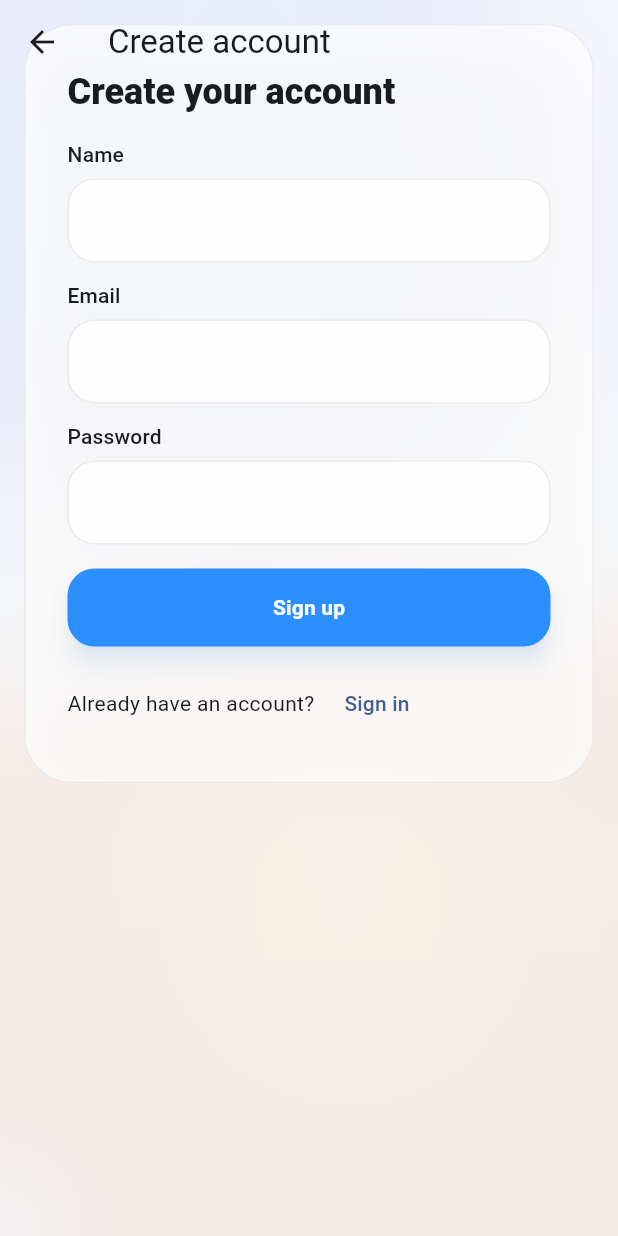
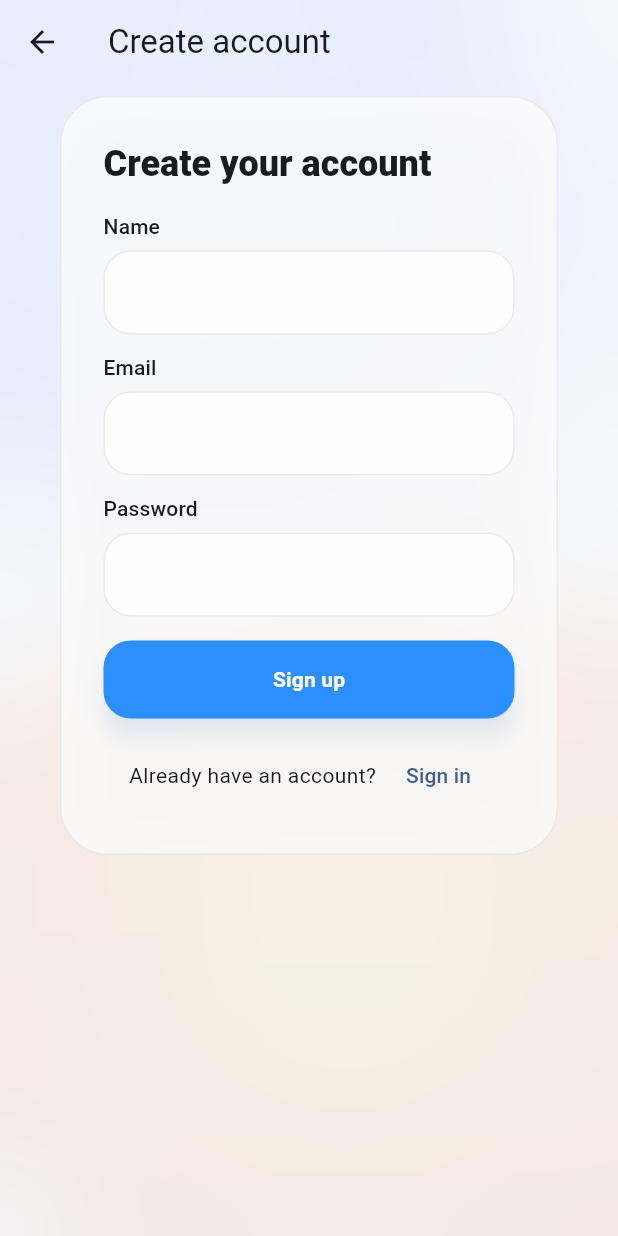
Before and after one commit to Erp4759/PrepPilot-AI, a Flutter app: the RegisterScreen screen opened by its route, after a tap on "Sign in", after a tap on "Create one", on a phone screen of 412 x 824 dp. Run offline on Flutter 3.47's test engine with Material 3 defaults, Android fonts, the phone set to English and light mode, and no system bars; our stand-ins replace flutter_dotenv, flutter_riverpod, supabase_flutter; missing offline and left inert: dart_openai; accounts and stored records are empty.

Commit message:
feat(Login, Register, Logout Buttons): Finalize feature for logout register and login functionality

```diff
--- a/lib/src/app/app.dart
+++ b/lib/src/app/app.dart
@@ -26,6 +26,7 @@ class PrepPilotApp extends StatelessWidget {
       routes: {
         LoginScreen.routeName: (_) => const LoginScreen(),
         RegisterScreen.routeName: (_) => const RegisterScreen(),
+        '/home': (_) => const MainShell(),
         '/skills': (_) => const SkillsMainScreen(),
         '/skills/listening': (_) => const ListeningMainScreen(),
         '/skills/listening/listeningmodule_1': (_) => const ListeningModule_1(),
--- a/lib/src/features/auth/presentation/login_screen.dart
+++ b/lib/src/features/auth/presentation/login_screen.dart
@@ -1,11 +1,58 @@
 import 'dart:ui';
+import 'package:flutter/material.dart';
+import '../../../library/auth_helper.dart';
+import 'widgets/glass_form.dart';
+import '../../../app/main_shell.dart';
 
-import 'package:flutter/material.dart';
-import 'widgets/glass_form.dart';
-
-class LoginScreen extends StatelessWidget {
+class LoginScreen extends StatefulWidget {
   const LoginScreen({super.key});
   static const routeName = '/login';
+
+  @override
+  State<LoginScreen> createState() => _LoginScreenState();
+}
+
+class _LoginScreenState extends State<LoginScreen> {
+  final _emailController = TextEditingController();
+  final _passwordController = TextEditingController();
+  bool _isLoading = false;
+
+  @override
+  void dispose() {
+    _emailController.dispose();
+    _passwordController.dispose();
+    super.dispose();
+  }
+
+  Future<void> _login() async {
+    final email = _emailController.text.trim();
+    final password = _passwordController.text;
+
+    if (email.isEmpty || password.isEmpty) {
+      ScaffoldMessenger.of(
+        context,
+      ).showSnackBar(const SnackBar(content: Text('Please fill all fields')));
+      return;
+    }
+
+    setState(() => _isLoading = true);
+
+    try {
+      await AuthHelper.login(email: email, password: password);
+
+      // Navigate to home/main shell
+      if (!mounted) return;
+      Navigator.of(
+        context,
+      ).pushReplacement(MaterialPageRoute(builder: (_) => const MainShell()));
+    } catch (e) {
+      ScaffoldMessenger.of(
+        context,
+      ).showSnackBar(SnackBar(content: Text('Login failed: $e')));
+    } finally {
+      if (mounted) setState(() => _isLoading = false);
+    }
+  }
 
   @override
   Widget build(BuildContext context) {
@@ -19,21 +66,10 @@ class LoginScreen extends StatelessWidget {
       body: Stack(
         fit: StackFit.expand,
         children: [
-          // subtle gradient bg
           const _AuthBackdrop(),
           SingleChildScrollView(
             child: GlassFormCard(
               title: 'Welcome back',
-              children: const [
-                GlassTextField(
-                  label: 'Email',
-                  keyboardType: TextInputType.emailAddress,
-                ),
-                SizedBox(height: 12),
-                GlassTextField(label: 'Password', obscure: true),
-                SizedBox(height: 16),
-                GlassPrimaryButton(label: 'Sign in', onPressed: _noop),
-              ],
               footer: Row(
                 children: [
                   const Text("Don't have an account?"),
@@ -45,6 +81,24 @@ class LoginScreen extends StatelessWidget {
                   ),
                 ],
               ),
+              children: [
+                GlassTextField(
+                  label: 'Email',
+                  keyboardType: TextInputType.emailAddress,
+                  controller: _emailController,
+                ),
+                const SizedBox(height: 12),
+                GlassTextField(
+                  label: 'Password',
+                  obscure: true,
+                  controller: _passwordController,
+                ),
+                const SizedBox(height: 16),
+                GlassPrimaryButton(
+                  label: _isLoading ? 'Signing in...' : 'Sign in',
+                  onPressed: _isLoading ? null : () async => await _login(),
+                ),
+              ],
             ),
           ),
         ],
@@ -52,8 +106,6 @@ class LoginScreen extends StatelessWidget {
     );
   }
 }
-
-void _noop() {}
 
 class _AuthBackdrop extends StatelessWidget {
   const _AuthBackdrop();
--- a/lib/src/features/auth/presentation/register_screen.dart
+++ b/lib/src/features/auth/presentation/register_screen.dart
@@ -1,11 +1,62 @@
 import 'dart:ui';
 
 import 'package:flutter/material.dart';
+import '../../../library/auth_helper.dart';
 import 'widgets/glass_form.dart';
 
-class RegisterScreen extends StatelessWidget {
+class RegisterScreen extends StatefulWidget {
   const RegisterScreen({super.key});
   static const routeName = '/register';
+
+  @override
+  State<RegisterScreen> createState() => _RegisterScreenState();
+}
+
+class _RegisterScreenState extends State<RegisterScreen> {
+  final _nameController = TextEditingController();
+  final _emailController = TextEditingController();
+  final _passwordController = TextEditingController();
+
+  bool _isLoading = false;
+
+  @override
+  void dispose() {
+    _nameController.dispose();
+    _emailController.dispose();
+    _passwordController.dispose();
+    super.dispose();
+  }
+
+  Future<void> _register() async {
+    final name = _nameController.text.trim();
+    final email = _emailController.text.trim();
+    final password = _passwordController.text;
+
+    if (name.isEmpty || email.isEmpty || password.isEmpty) {
+      ScaffoldMessenger.of(
+        context,
+      ).showSnackBar(const SnackBar(content: Text('Please fill all fields')));
+      return;
+    }
+
+    setState(() => _isLoading = true);
+
+    try {
+      await AuthHelper.register(
+        email: email,
+        password: password,
+        username: name,
+      );
+
+      Navigator.of(context).pushReplacementNamed('/home');
+    } catch (e) {
+      ScaffoldMessenger.of(
+        context,
+      ).showSnackBar(SnackBar(content: Text('Registration failed: $e')));
+    } finally {
+      setState(() => _isLoading = false);
+    }
+  }
 
   @override
   Widget build(BuildContext context) {
@@ -19,24 +70,13 @@ class RegisterScreen extends StatelessWidget {
       body: Stack(
         fit: StackFit.expand,
         children: [
-          // subtle gradient bg
           const _AuthBackdrop(),
           SingleChildScrollView(
+            padding: const EdgeInsets.symmetric(horizontal: 24, vertical: 48),
             child: GlassFormCard(
               title: 'Create your account',
-              children: const [
-                GlassTextField(label: 'Name', keyboardType: TextInputType.name),
-                SizedBox(height: 12),
-                GlassTextField(
-                  label: 'Email',
-                  keyboardType: TextInputType.emailAddress,
-                ),
-                SizedBox(height: 12),
-                GlassTextField(label: 'Password', obscure: true),
-                SizedBox(height: 16),
-                GlassPrimaryButton(label: 'Sign up', onPressed: _noop),
-              ],
               footer: Row(
+                mainAxisAlignment: MainAxisAlignment.center,
                 children: [
                   const Text('Already have an account?'),
                   const SizedBox(width: 8),
@@ -47,6 +87,34 @@ class RegisterScreen extends StatelessWidget {
                   ),
                 ],
               ),
+              children: [
+                GlassTextField(
+                  label: 'Name',
+                  keyboardType: TextInputType.name,
+                  controller: _nameController,
+                ),
+                const SizedBox(height: 12),
+                GlassTextField(
+                  label: 'Email',
+                  keyboardType: TextInputType.emailAddress,
+                  controller: _emailController,
+                ),
+                const SizedBox(height: 12),
+                GlassTextField(
+                  label: 'Password',
+                  obscure: true,
+                  controller: _passwordController,
+                ),
+                const SizedBox(height: 16),
+                GlassPrimaryButton(
+                  label: _isLoading ? 'Creating...' : 'Sign up',
+                  onPressed: _isLoading
+                      ? null
+                      : () {
+                          _register().then((_) {});
+                        },
+                ),
+              ],
             ),
           ),
         ],
@@ -54,8 +122,6 @@ class RegisterScreen extends StatelessWidget {
     );
   }
 }
-
-void _noop() {}
 
 class _AuthBackdrop extends StatelessWidget {
   const _AuthBackdrop();
--- a/lib/src/features/auth/presentation/widgets/glass_form.dart
+++ b/lib/src/features/auth/presentation/widgets/glass_form.dart
@@ -72,10 +72,13 @@ class GlassTextField extends StatelessWidget {
     required this.label,
     this.obscure = false,
     this.keyboardType,
+    this.controller,
   });
+
   final String label;
   final bool obscure;
   final TextInputType? keyboardType;
+  final TextEditingController? controller;
 
   @override
   Widget build(BuildContext context) {
@@ -87,6 +90,7 @@ class GlassTextField extends StatelessWidget {
         TextFormField(
           obscureText: obscure,
           keyboardType: keyboardType,
+          controller: controller,
           decoration: InputDecoration(
             filled: true,
             fillColor: Colors.white.withOpacity(.85),
@@ -116,7 +120,7 @@ class GlassPrimaryButton extends StatelessWidget {
     required this.onPressed,
   });
   final String label;
-  final VoidCallback onPressed;
+  final VoidCallback? onPressed;
 
   @override
   Widget build(BuildContext context) {
--- a/lib/src/library/auth_helper.dart
+++ b/lib/src/library/auth_helper.dart
@@ -22,6 +22,7 @@ class AuthHelper {
       await supabase.from('users').insert({
         'user_id': user.id,
         'username': username,
+        'email': email,
       });
 
       return response;
```
Also changed, not shown: lib/src/features/auth/presentation/widgets/logout_button.dart (added, +45 -0 lines).
